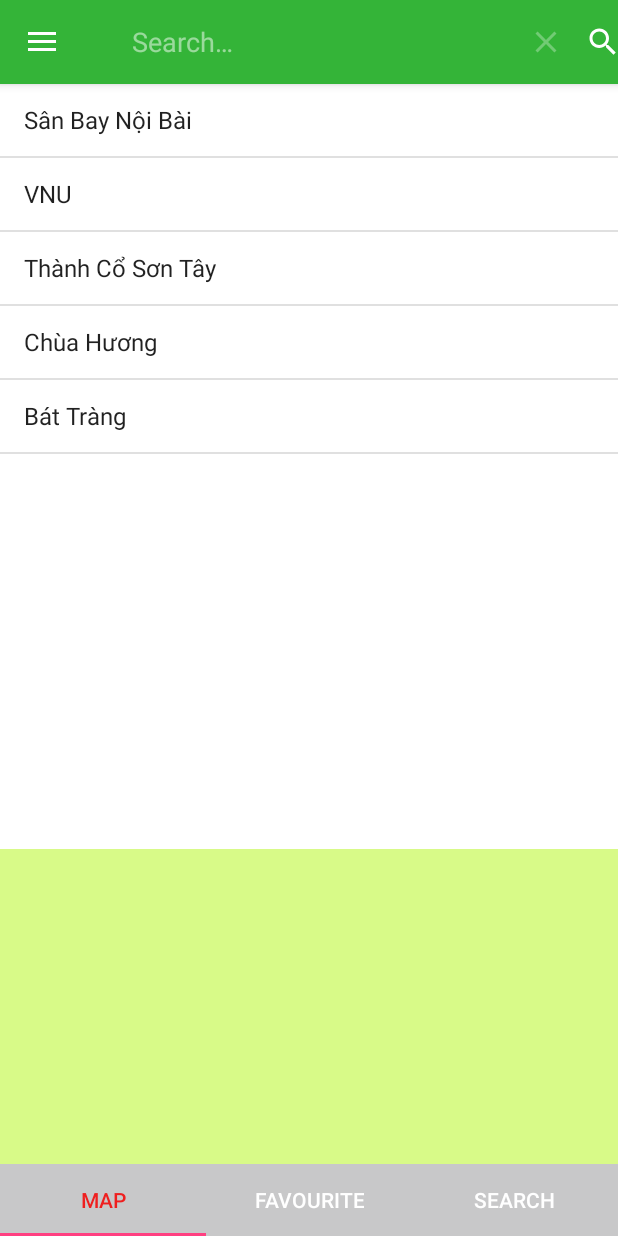
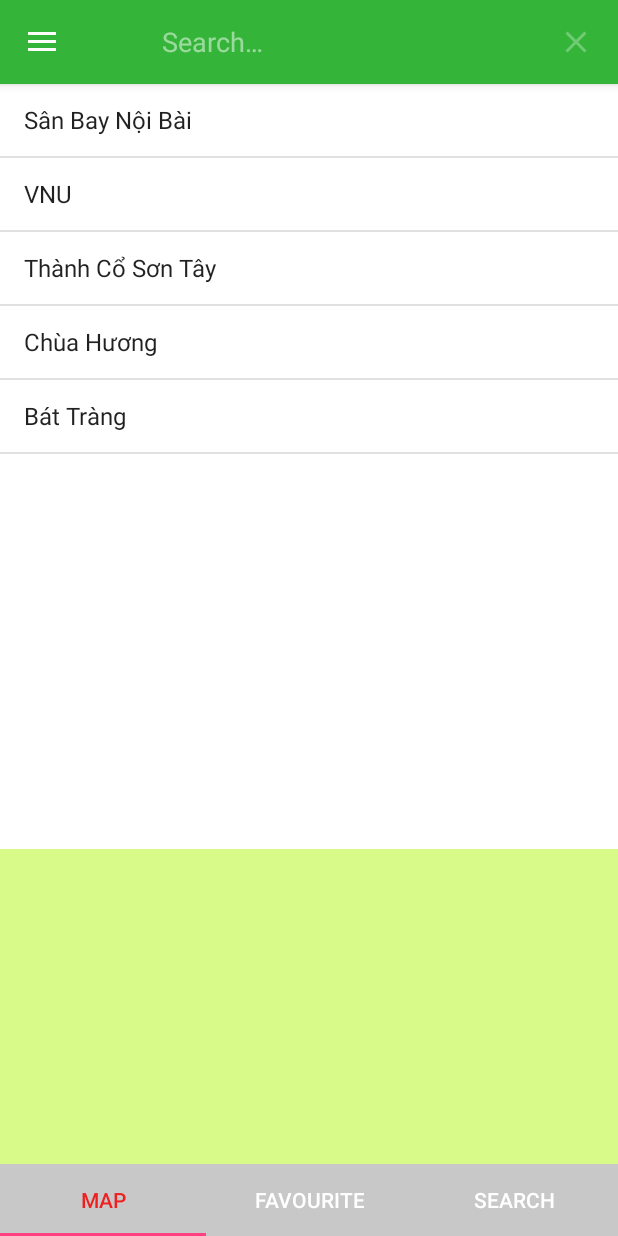
Before and after one commit to ThanhHang2705/AQIMonitor-master, an Android app: the screen it shows after launch (MainActivity), after a tap on "Search", on a phone screen of 412 x 824 dp. Run offline under Robolectric (Android 15) with nearby library versions, the phone set to English and light mode, and no system bars.

```diff
--- a/app/src/main/java/com/example/thanhhang/mnsfimo/MainActivity.java
+++ b/app/src/main/java/com/example/thanhhang/mnsfimo/MainActivity.java
@@ -116,11 +116,7 @@ public class MainActivity extends AppCompatActivity
         return true;
     }
 
-    @Override
-    public boolean onCreateOptionsMenu(Menu menu) {
-        getMenuInflater().inflate(R.menu.menu_main, menu);
-        return false;
-    }
+
     protected void sendEmail() {
         Intent emailIntent = new Intent(Intent.ACTION_SENDTO);
         emailIntent.setData(Uri.parse("mailto: thanhhang27051996@gmail.com"));
```
